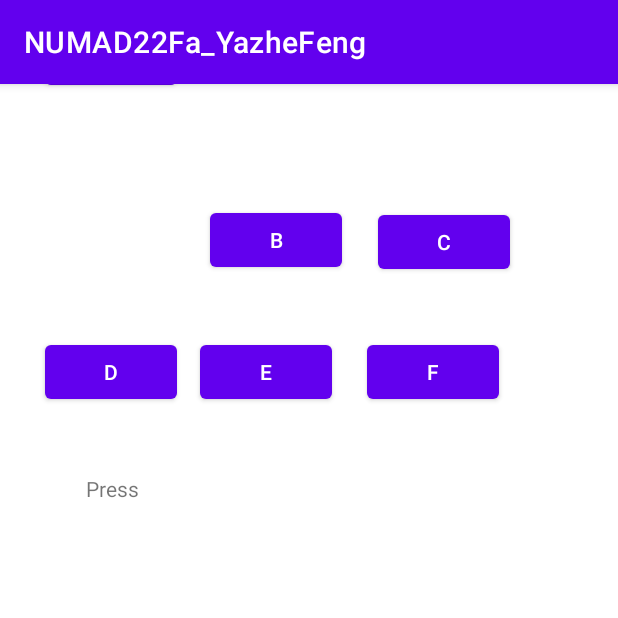
After one commit to aiyanafung/CS5520, an Android app: the Activity2 screen opened directly, with no data from a screen before it, on a phone screen of 412 x 824 dp, the top half of it. The commit adds this screen. Run offline under Robolectric (Android 15) with nearby library versions, the phone set to English and light mode, and no system bars.

Commit message:
Assignment 1

```diff
--- a/app/build.gradle
+++ b/app/build.gradle
@@ -4,6 +4,11 @@ plugins {
 }
 
 android {
+    signingConfigs {
+        debug {
+            storeFile file('C:\\Users\\Junjie\\AndroidStudioProjects\\First_App\\app\\release\\YFweek1.apk')
+        }
+    }
     compileSdk 32
 
     defaultConfig {
--- a/app/src/main/AndroidManifest.xml
+++ b/app/src/main/AndroidManifest.xml
@@ -14,6 +14,9 @@
         android:theme="@style/Theme.First_App"
         tools:targetApi="31">
         <activity
+            android:name=".Activity2"
+            android:exported="false" />
+        <activity
             android:name=".MainActivity"
             android:exported="true">
             <intent-filter>
--- /dev/null
+++ b/app/src/main/java/com/example/first_app/Activity2.kt
@@ -0,0 +1,11 @@
+package com.example.first_app
+
+import androidx.appcompat.app.AppCompatActivity
+import android.os.Bundle
+
+class Activity2 : AppCompatActivity() {
+    override fun onCreate(savedInstanceState: Bundle?) {
+        super.onCreate(savedInstanceState)
+        setContentView(R.layout.activity_2)
+    }
+}
--- a/app/src/main/java/com/example/first_app/MainActivity.java
+++ b/app/src/main/java/com/example/first_app/MainActivity.java
@@ -1,5 +1,6 @@
 package com.example.first_app;
 
+import android.content.Intent;
 import android.os.Bundle;
 import android.util.Log;
 import android.view.View;
@@ -11,13 +12,15 @@ import androidx.appcompat.app.AppCompatActivity;
 
 public class MainActivity extends AppCompatActivity {
     private static final String TAG = "MyApp";
+    private Button clicky;
+
     @Override
     protected void onCreate(Bundle savedInstanceState) {
         super.onCreate(savedInstanceState);
         setContentView(R.layout.activity_main);
 
-
         Button btn = (Button) findViewById(R.id.btnDoMagic);
+        clicky = (Button) findViewById(R.id.clickyButton);
 
         //Roast the button
         btn.setOnClickListener(new View.OnClickListener() {
@@ -27,6 +30,20 @@ public class MainActivity extends AppCompatActivity {
                 Toast.makeText(getApplicationContext(), "Yazhe Feng, feng.yaz@northeastern.edu", Toast.LENGTH_SHORT).show();
             }
         });
+
+        //new activity
+        clicky.setOnClickListener(new View.OnClickListener() {
+            @Override
+            public void onClick(View view) {
+                openActivity2();
+            }
+        });
+    }
+
+    public void openActivity2() {
+        Intent intent = new Intent(this, Activity2.class);
+        startActivity(intent);
+
     }
 
 }
--- /dev/null
+++ b/app/src/main/res/layout/activity_2.xml
@@ -0,0 +1,80 @@
+<?xml version="1.0" encoding="utf-8"?>
+<androidx.constraintlayout.widget.ConstraintLayout xmlns:android="http://schemas.android.com/apk/res/android"
+    xmlns:app="http://schemas.android.com/apk/res-auto"
+    xmlns:tools="http://schemas.android.com/tools"
+    android:id="@+id/activity_main"
+    android:layout_width="match_parent"
+    android:layout_height="match_parent"
+    tools:context=".MainActivity">
+
+    <TextView
+        android:id="@+id/textView"
+        android:layout_width="wrap_content"
+        android:layout_height="wrap_content"
+        android:text="Press"
+        app:layout_constraintBottom_toBottomOf="parent"
+        app:layout_constraintEnd_toEndOf="parent"
+        app:layout_constraintHorizontal_bias="0.152"
+        app:layout_constraintStart_toStartOf="parent"
+        app:layout_constraintTop_toTopOf="parent"
+        app:layout_constraintVertical_bias="0.347" />
+
+    <Button
+        android:id="@+id/button2"
+        android:layout_width="wrap_content"
+        android:layout_height="wrap_content"
+        android:layout_marginStart="30dp"
+        android:layout_marginBottom="761dp"
+        android:text="A"
+        app:layout_constraintBottom_toBottomOf="parent"
+        app:layout_constraintStart_toStartOf="parent" />
+
+    <Button
+        android:id="@+id/button3"
+        android:layout_width="wrap_content"
+        android:layout_height="wrap_content"
+        android:layout_marginTop="80dp"
+        android:layout_marginEnd="184dp"
+        android:text="B"
+        app:layout_constraintEnd_toEndOf="parent"
+        app:layout_constraintTop_toTopOf="parent" />
+
+    <Button
+        android:id="@+id/button4"
+        android:layout_width="wrap_content"
+        android:layout_height="wrap_content"
+        android:layout_marginStart="24dp"
+        android:layout_marginTop="1dp"
+        android:text="C"
+        app:layout_constraintStart_toEndOf="@+id/button3"
+        app:layout_constraintTop_toTopOf="@+id/button3" />
+
+    <Button
+        android:id="@+id/button5"
+        android:layout_width="wrap_content"
+        android:layout_height="wrap_content"
+        android:layout_marginStart="30dp"
+        android:text="D"
+        app:layout_constraintBaseline_toBaselineOf="@+id/button6"
+        app:layout_constraintStart_toStartOf="parent" />
+
+    <Button
+        android:id="@+id/button6"
+        android:layout_width="wrap_content"
+        android:layout_height="wrap_content"
+        android:layout_marginStart="15dp"
+        android:layout_marginTop="40dp"
+        android:text="E"
+        app:layout_constraintStart_toEndOf="@+id/button5"
+        app:layout_constraintTop_toBottomOf="@+id/button3" />
+
+    <Button
+        android:id="@+id/button7"
+        android:layout_width="wrap_content"
+        android:layout_height="wrap_content"
+        android:layout_marginStart="23dp"
+        android:text="F"
+        app:layout_constraintBaseline_toBaselineOf="@+id/button6"
+        app:layout_constraintStart_toEndOf="@+id/button6" />
+
+</androidx.constraintlayout.widget.ConstraintLayout>
--- a/app/src/main/res/layout/activity_main.xml
+++ b/app/src/main/res/layout/activity_main.xml
@@ -30,4 +30,13 @@
         app:layout_constraintStart_toStartOf="parent"
         app:layout_constraintTop_toBottomOf="@+id/textView" />
 
+    <Button
+        android:id="@+id/clickyButton"
+        android:layout_width="wrap_content"
+        android:layout_height="wrap_content"
+        android:layout_marginStart="24dp"
+        android:text="Clicky"
+        app:layout_constraintBaseline_toBaselineOf="@+id/btnDoMagic"
+        app:layout_constraintStart_toEndOf="@+id/btnDoMagic" />
+
 </androidx.constraintlayout.widget.ConstraintLayout>
```
Also changed, not shown: 1 other file.
